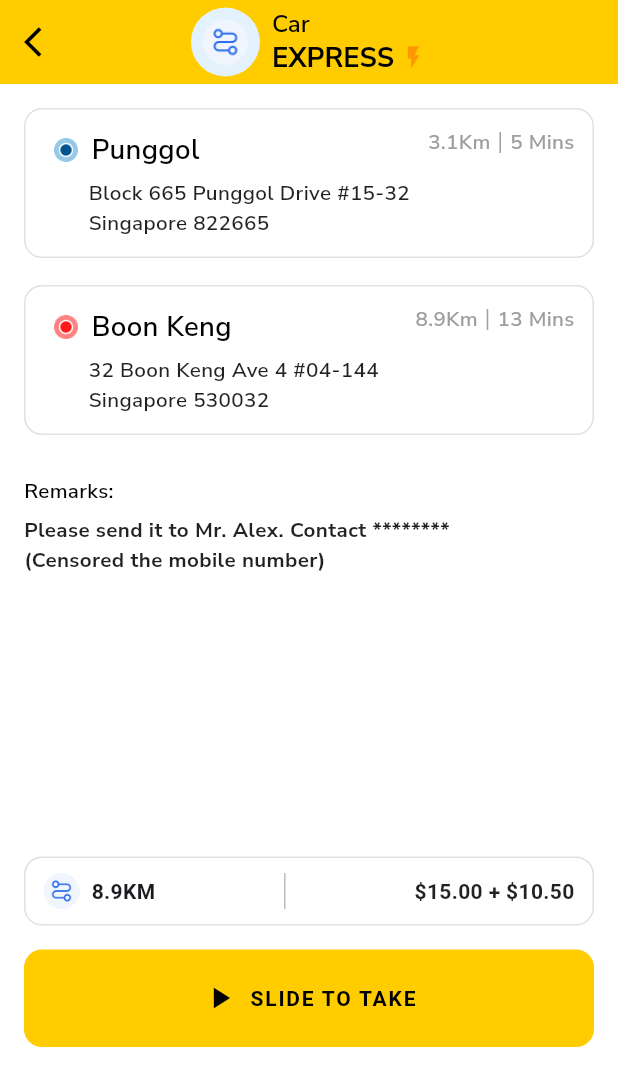
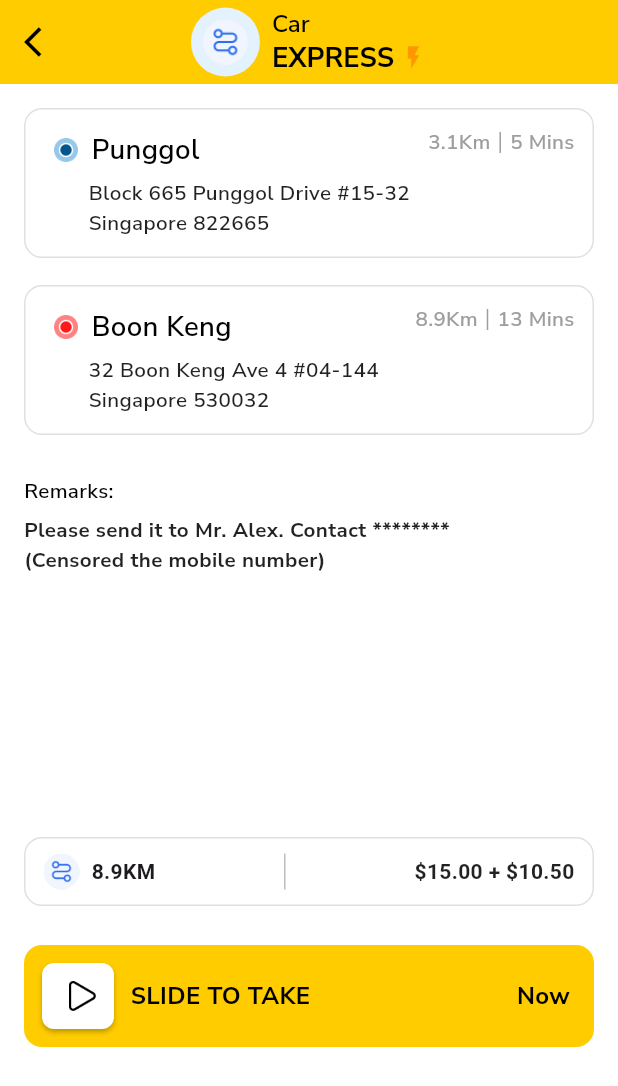
Before and after one commit to Dev-Ninjas-Backup/nicholaslim80, a Flutter app: the TakeNowScreen screen opened directly, on a phone screen of 412 x 824 dp. Shown: the top 1086 px of the screen. Run offline on Flutter 3.47's test engine with Material 3 defaults, Android fonts, the phone set to English and light mode, and no system bars; our stand-ins replace flutter_easyloading, flutter_screenutil, get, google_fonts, share_plus.

Commit message:
rider take now screen done

```diff
--- a/lib/app.dart
+++ b/lib/app.dart
@@ -18,7 +18,7 @@ class Nicholaslim extends StatelessWidget {
         return GetMaterialApp(
           debugShowCheckedModeBanner: false,
           builder: EasyLoading.init(),
-          initialRoute: AppRoutes.getriderHomeScreen(),
+          initialRoute: AppRoutes.getOnboardingScreen(),
           getPages: AppRoutes.routes,
           initialBinding: ControllerBinder(),
           themeMode: ThemeMode.system,
--- a/lib/core/utils/constants/icon_path.dart
+++ b/lib/core/utils/constants/icon_path.dart
@@ -32,4 +32,5 @@ class IconPath {
   static String car = "assets/icons/car.png";
   static String bike = "assets/icons/bike.png";
   static String taxi = "assets/icons/taxi.png";
+  static String playicon = "assets/icons/playicon.png";
 }
--- a/lib/features/rider/take_now/controller/take_now_controller.dart
+++ b/lib/features/rider/take_now/controller/take_now_controller.dart
@@ -1,9 +1,19 @@
 import 'package:get/get.dart';
 
 class TakeNowController extends GetxController {
+  var dragX = 0.0.obs;
   var isSlideCompleted = false.obs;
 
   void onSlideComplete() {
     isSlideCompleted.value = true;
+
+    Future.delayed(Duration(milliseconds: 200), () {
+      // Navigate to Google Map Screen
+      // Get.toNamed('/googleMapScreen');
+    });
+  }
+
+  void resetSlide() {
+    dragX.value = 0.0;
   }
 }
--- a/lib/features/rider/take_now/screen/take_now_screen.dart
+++ b/lib/features/rider/take_now/screen/take_now_screen.dart
@@ -3,7 +3,7 @@ import 'package:get/get.dart';
 import 'package:nicholaslim80/core/common/styles/global_text_style.dart';
 import 'package:nicholaslim80/core/utils/constants/app_colors.dart';
 import 'package:nicholaslim80/core/utils/constants/icon_path.dart';
-import 'package:nicholaslim80/features/rider/take_now/controller/take_now_controller.dart';
+import '../controller/take_now_controller.dart';
 
 class TakeNowScreen extends StatelessWidget {
   const TakeNowScreen({super.key});
@@ -11,7 +11,7 @@ class TakeNowScreen extends StatelessWidget {
   @override
   Widget build(BuildContext context) {
     final TakeNowController ctrl = Get.put(TakeNowController());
-    final width = MediaQuery.of(context).size.width;
+    final width = MediaQuery.of(context).size.width - 32; // account for padding
 
     return Scaffold(
       backgroundColor: Colors.white,
@@ -19,7 +19,7 @@ class TakeNowScreen extends StatelessWidget {
         backgroundColor: AppColors.onboardingIndicatorActive,
         elevation: 0,
         leading: IconButton(
-          icon: const Icon(Icons.arrow_back_ios, color: Colors.black),
+          icon: Icon(Icons.arrow_back_ios, color: Colors.black),
           onPressed: () => Get.back(),
         ),
         centerTitle: true,
@@ -29,7 +29,7 @@ class TakeNowScreen extends StatelessWidget {
             Container(
               padding: EdgeInsets.all(8),
               decoration: BoxDecoration(
-                color: Color(0xFFE3F2FD),
+                color: Colors.blue.shade50,
                 shape: BoxShape.circle,
               ),
               child: Image.asset(IconPath.exparess, width: 30, height: 30),
@@ -65,7 +65,6 @@ class TakeNowScreen extends StatelessWidget {
           ],
         ),
       ),
-
       body: Padding(
         padding: EdgeInsets.all(16),
         child: Column(
@@ -99,45 +98,12 @@ class TakeNowScreen extends StatelessWidget {
               ),
             ),
             Spacer(),
-            Container(
-              padding: EdgeInsets.symmetric(horizontal: 12, vertical: 10),
-              decoration: BoxDecoration(
-                borderRadius: BorderRadius.circular(12),
-                border: Border.all(color: Colors.grey.shade300),
-              ),
-              child: Row(
-                children: [
-                  Image.asset(IconPath.exparess, width: 24),
-                  SizedBox(width: 8),
+            bottomPriceBox(),
+            SizedBox(height: 26),
 
-                  Text("8.9KM", style: TextStyle(fontWeight: FontWeight.w600)),
+            // Fixed Slide-to-Take Button
+            SlideToTakeButtonWidget(ctrl: ctrl, width: width),
 
-                  SizedBox(width: 8),
-                  Spacer(),
-
-                  Container(width: 1, height: 24, color: Colors.grey.shade400),
-                  Spacer(),
-
-                  SizedBox(width: 8),
-
-                  // Price text
-                  Text(
-                    "\$15.00 + \$10.50",
-                    style: TextStyle(
-                      fontWeight: FontWeight.bold,
-                      color: Colors.black87,
-                    ),
-                  ),
-                ],
-              ),
-            ),
-
-            SizedBox(height: 16),
-            Obx(
-              () => ctrl.isSlideCompleted.value
-                  ? nowButton()
-                  : slideToTakeButton(ctrl, width),
-            ),
             SizedBox(height: 110),
           ],
         ),
@@ -161,18 +127,15 @@ class TakeNowScreen extends StatelessWidget {
       child: Row(
         crossAxisAlignment: CrossAxisAlignment.start,
         children: [
-          // Left Side (Icon + Title + Subtitle)
           Expanded(
             child: Column(
               crossAxisAlignment: CrossAxisAlignment.start,
               children: [
                 Row(
                   children: [
-                    // Left icon container
                     SizedBox(
                       width: 30,
                       height: 30,
-
                       child: Center(
                         child: Image.asset(
                           isPickup
@@ -185,8 +148,6 @@ class TakeNowScreen extends StatelessWidget {
                       ),
                     ),
                     SizedBox(width: 2),
-
-                    // Title text
                     Text(
                       title,
                       style: getTextStyle(
@@ -197,7 +158,6 @@ class TakeNowScreen extends StatelessWidget {
                     ),
                   ],
                 ),
-
                 SizedBox(height: 4),
                 Padding(
                   padding: EdgeInsets.only(left: 30),
@@ -213,10 +173,8 @@ class TakeNowScreen extends StatelessWidget {
               ],
             ),
           ),
-
           Row(
             mainAxisSize: MainAxisSize.min,
-            crossAxisAlignment: CrossAxisAlignment.center,
             children: [
               Text(
                 distance.split('|')[0].trim(),
@@ -227,9 +185,7 @@ class TakeNowScreen extends StatelessWidget {
                 ),
               ),
               SizedBox(width: 6),
-
               Container(width: 1, height: 14, color: Colors.grey),
-
               SizedBox(width: 6),
               if (distance.split('|').length > 1)
                 Text(
@@ -247,54 +203,138 @@ class TakeNowScreen extends StatelessWidget {
     );
   }
 
-  Widget slideToTakeButton(TakeNowController ctrl, double width) {
-    return GestureDetector(
-      onHorizontalDragEnd: (details) {
-        ctrl.onSlideComplete();
-      },
-      child: Container(
+  Widget bottomPriceBox() {
+    return Container(
+      padding: EdgeInsets.symmetric(horizontal: 12, vertical: 10),
+      decoration: BoxDecoration(
+        borderRadius: BorderRadius.circular(12),
+        border: Border.all(color: Colors.grey.shade300),
+      ),
+      child: Row(
+        children: [
+          Image.asset(IconPath.exparess, width: 24),
+          SizedBox(width: 8),
+          Text("8.9KM", style: TextStyle(fontWeight: FontWeight.w600)),
+          Spacer(),
+          Container(width: 1, height: 24, color: Colors.grey.shade400),
+          Spacer(),
+          Text(
+            "\$15.00 + \$10.50",
+            style: TextStyle(
+              fontWeight: FontWeight.bold,
+              color: Colors.black87,
+            ),
+          ),
+        ],
+      ),
+    );
+  }
+}
+
+//  Fixed SlideToTakeButtonWidget
+class SlideToTakeButtonWidget extends StatelessWidget {
+  final TakeNowController ctrl;
+  final double width;
+
+  const SlideToTakeButtonWidget({
+    super.key,
+    required this.ctrl,
+    required this.width,
+  });
+
+  @override
+  Widget build(BuildContext context) {
+    final double buttonSize = 68;
+    final double leftGap = 12;
+    final double maxDrag = width - buttonSize - leftGap;
+
+    return Stack(
+      alignment: Alignment.centerLeft,
+      children: [
+        Container(
+          height: 68,
           width: width,
-        height: 65,
           decoration: BoxDecoration(
-          color: AppColors.onboardingIndicatorActive,
+            color: AppColors.primaryButtonColor,
             borderRadius: BorderRadius.circular(12),
           ),
+          padding: EdgeInsets.symmetric(horizontal: 16),
           child: Row(
-          mainAxisAlignment: MainAxisAlignment.center,
+            mainAxisAlignment: MainAxisAlignment.spaceBetween,
             children: [
-            Icon(Icons.play_arrow, color: Colors.black),
-            SizedBox(width: 8),
+              Row(
+                children: [
+                  SizedBox(width: 55),
                   Text(
                     "SLIDE TO TAKE",
-              style: TextStyle(
+                    style: getTextStyle(
                       color: Colors.black,
-                fontWeight: FontWeight.bold,
-                letterSpacing: 1.2,
+                      fontWeight: FontWeight.w700,
+                      fontSize: 14,
+                    ),
+                  ),
+                ],
+              ),
+
+              Text(
+                "Now",
+                style: getTextStyle(
+                  color: Colors.black,
+                  fontWeight: FontWeight.w700,
+                  fontSize: 14,
                 ),
               ),
             ],
           ),
         ),
-    );
+
+        // Only the draggable button wrapped in Obx
+        Obx(() {
+          return Positioned(
+            left: ctrl.dragX.value + leftGap,
+            top: 12,
+            bottom: 12,
+            child: GestureDetector(
+              onHorizontalDragUpdate: (details) {
+                ctrl.dragX.value += details.delta.dx;
+                if (ctrl.dragX.value < 0) ctrl.dragX.value = 0;
+                if (ctrl.dragX.value > maxDrag) ctrl.dragX.value = maxDrag;
+              },
+              onHorizontalDragEnd: (_) {
+                if (ctrl.dragX.value >= maxDrag * 0.9) {
+                  ctrl.onSlideComplete();
+                } else {
+                  ctrl.resetSlide();
                 }
-
-  Widget nowButton() {
-    return Container(
-      height: 65,
-      width: double.infinity,
-      alignment: Alignment.center,
+              },
+              child: Container(
+                height: 38,
+                width: 48,
                 decoration: BoxDecoration(
-        color: Colors.green,
-        borderRadius: BorderRadius.circular(12),
+                  color: Colors.white,
+                  borderRadius: BorderRadius.circular(8),
+                  boxShadow: [
+                    BoxShadow(
+                      color: Colors.black26,
+                      blurRadius: 2,
+                      offset: Offset(0, 2),
                     ),
-      child: const Text(
-        "NOW",
-        style: TextStyle(
-          color: Colors.white,
-          fontWeight: FontWeight.bold,
-          letterSpacing: 1.2,
+                  ],
+                ),
+                child: Padding(
+                  padding: EdgeInsets.only(left: 6, top: 12, bottom: 12),
+                  child: Image.asset(
+                    IconPath.playicon,
+                    height: 16,
+                    width: 12,
+                    color: Colors.black,
+                  ),
+                ),
               ),
             ),
           );
+        }),
+      ],
+    );
   }
 }
```
Also changed, not shown: assets/icons/playicon.png (added). Lines whose indentation alone changed are shown as unchanged.
